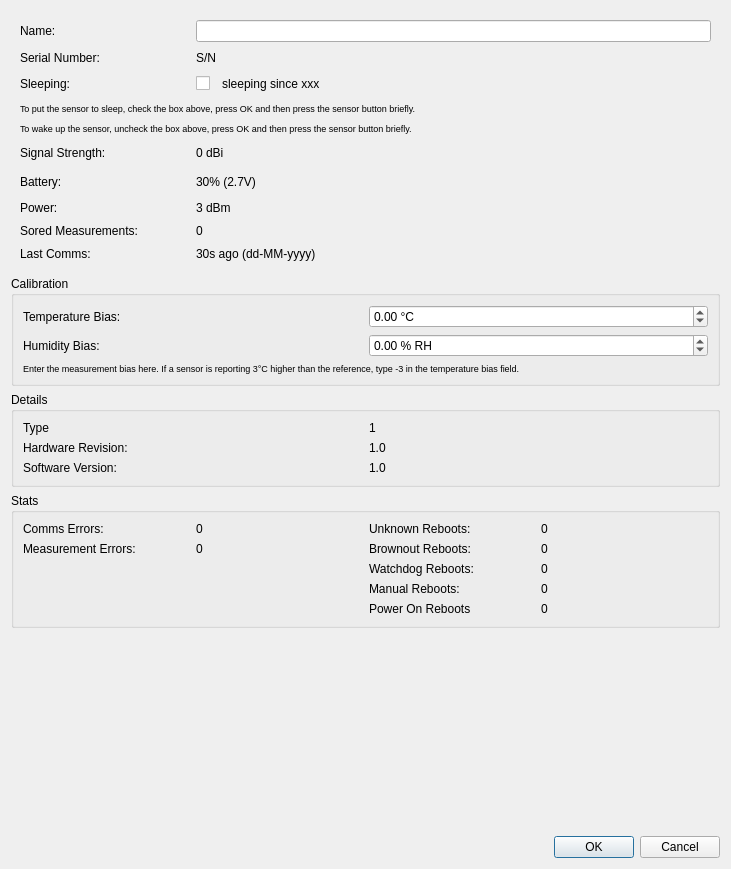
porkmarks/sense, file manager/src/SensorDetailsDialog.ui: the form before one commit.
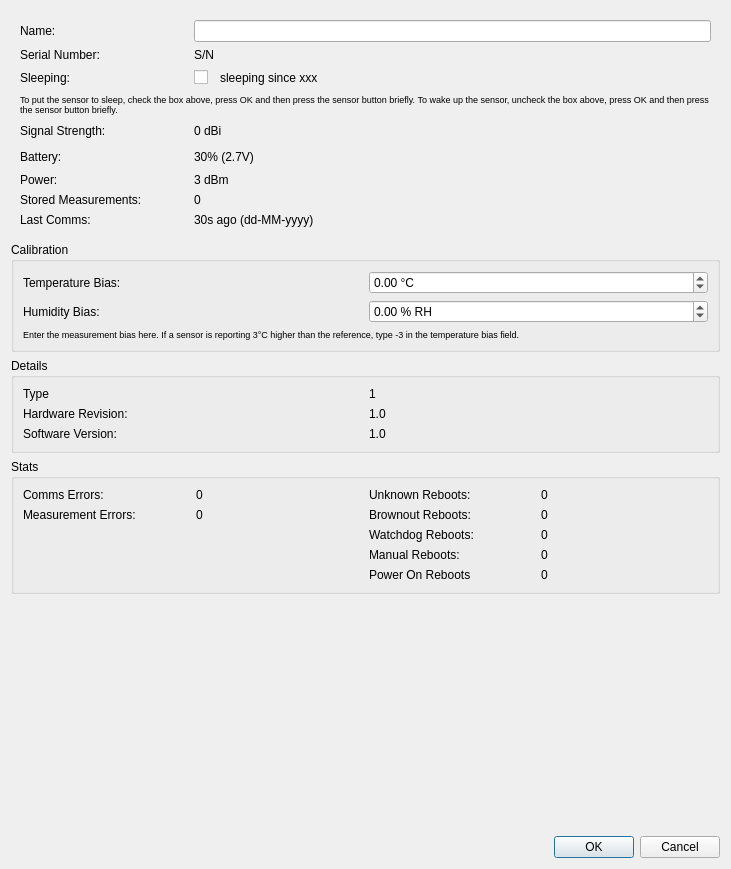
The form after the commit.

What changed in the file:
```diff
--- a/manager/src/SensorDetailsDialog.ui
+++ b/manager/src/SensorDetailsDialog.ui
@@ -23,16 +23,13 @@
    <item>
     <widget class="QWidget" name="widget" native="true">
      <layout class="QGridLayout" name="gridLayout">
-      <property name="horizontalSpacing">
+      <property name="spacing">
        <number>6</number>
       </property>
-      <property name="verticalSpacing">
-       <number>9</number>
-      </property>
       <item row="8" column="0">
        <widget class="QLabel" name="label_12">
         <property name="text">
-         <string>Sored Measurements:</string>
+         <string>Stored Measurements:</string>
         </property>
        </widget>
       </item>
@@ -263,21 +260,6 @@
         </property>
        </widget>
       </item>
-      <item row="4" column="0" colspan="4">
-       <widget class="QLabel" name="label_21">
-        <property name="font">
-         <font>
-          <pointsize>7</pointsize>
-         </font>
-        </property>
-        <property name="text">
-         <string>To wake up the sensor, uncheck the box above, press OK and then press the sensor button briefly.</string>
-        </property>
-        <property name="wordWrap">
-         <bool>true</bool>
-        </property>
-       </widget>
-      </item>
       <item row="3" column="0" colspan="4">
        <widget class="QLabel" name="label_19">
         <property name="font">
@@ -286,7 +268,7 @@
          </font>
         </property>
         <property name="text">
-         <string>To put the sensor to sleep, check the box above, press OK and then press the sensor button briefly.</string>
+         <string>To put the sensor to sleep, check the box above, press OK and then press the sensor button briefly. To wake up the sensor, uncheck the box above, press OK and then press the sensor button briefly.</string>
         </property>
         <property name="wordWrap">
          <bool>true</bool>
```
